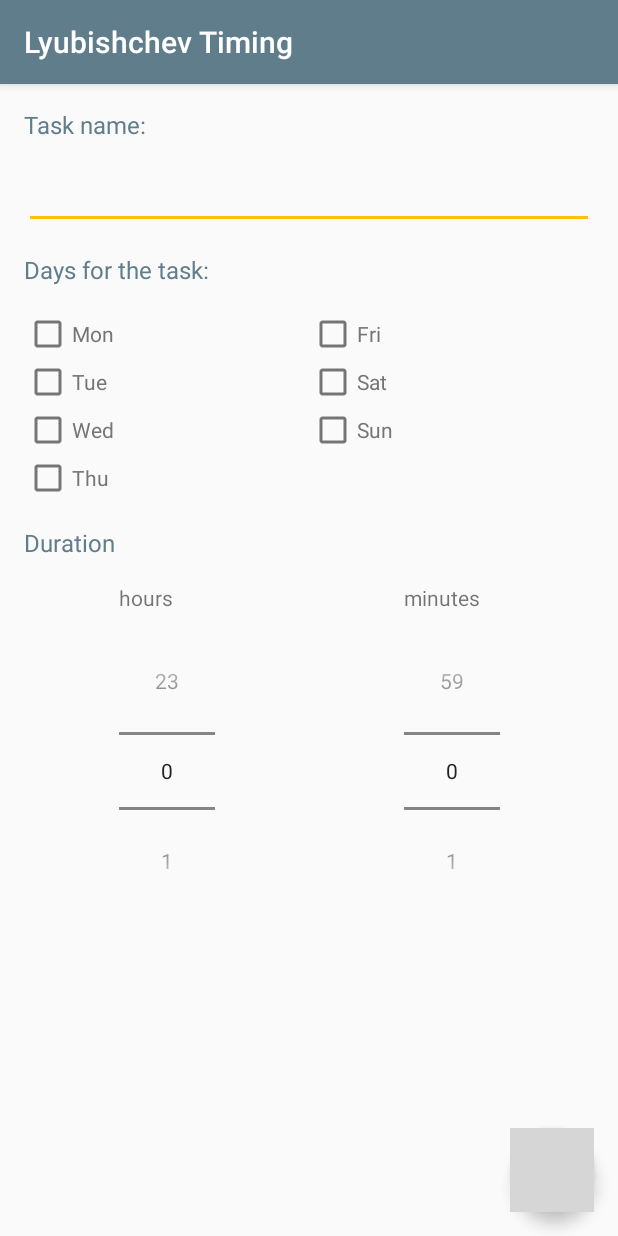
After one commit to nbdinara/lyubishchev_timing, an Android app: the AddEditTaskActivity screen opened directly, with no data from a screen before it, on a phone screen of 412 x 824 dp. The commit adds this screen. Run offline under Robolectric (Android 15) with nearby library versions, the phone set to English and light mode, and no system bars; grey boxes are pictures that could not be loaded.

Commit message:
Added and configured AddEditTaskActivity and corresponding layout

```diff
--- a/app/src/main/AndroidManifest.xml
+++ b/app/src/main/AndroidManifest.xml
@@ -9,7 +9,8 @@
         android:roundIcon="@mipmap/ic_launcher_round"
         android:supportsRtl="true"
         android:theme="@style/AppTheme">
-        <activity android:name=".TaskActivity"></activity>
+        <activity android:name=".AddEditTaskActivity"></activity>
+        <activity android:name=".TaskActivity" />
         <activity android:name=".MainActivity">
             <intent-filter>
                 <action android:name="android.intent.action.MAIN" />
--- /dev/null
+++ b/app/src/main/java/com/example/lyubishchevtiming/AddEditTaskActivity.java
@@ -0,0 +1,62 @@
+package com.example.lyubishchevtiming;
+
+import androidx.appcompat.app.AppCompatActivity;
+
+import android.content.Intent;
+import android.os.Bundle;
+import android.widget.NumberPicker;
+import android.widget.Toast;
+
+public class AddEditTaskActivity extends AppCompatActivity {
+
+    private Task mTask;
+    private NumberPicker hoursNumberPicker;
+    private NumberPicker minutesNumberPicker;
+
+
+    @Override
+    protected void onCreate(Bundle savedInstanceState) {
+        super.onCreate(savedInstanceState);
+        setContentView(R.layout.activity_add_edit_task);
+
+        Intent intentThatStartedThisActivity = getIntent();
+        if (intentThatStartedThisActivity != null && intentThatStartedThisActivity.hasExtra("task")) {
+            mTask = intentThatStartedThisActivity.getExtras().getParcelable("task");
+        }
+
+        hoursNumberPicker  = findViewById(R.id.hours_number_picker);
+        hoursNumberPicker.setMinValue(0);
+        hoursNumberPicker.setMaxValue(23);
+        hoursNumberPicker.setOnValueChangedListener(onHoursChangeListener);
+
+        minutesNumberPicker  = findViewById(R.id.minutes_number_picker);
+        minutesNumberPicker.setMinValue(0);
+        minutesNumberPicker.setMaxValue(59);
+        minutesNumberPicker.setOnValueChangedListener(onMinutesChangeListener);
+    }
+
+
+    public void fillFields(){
+        if (mTask != null){
+
+        }
+    }
+
+    NumberPicker.OnValueChangeListener onHoursChangeListener =
+            new NumberPicker.OnValueChangeListener(){
+                @Override
+                public void onValueChange(NumberPicker numberPicker, int i, int i1) {
+                    Toast.makeText(AddEditTaskActivity.this,
+                            "selected number "+numberPicker.getValue(), Toast.LENGTH_SHORT);
+                }
+            };
+
+    NumberPicker.OnValueChangeListener onMinutesChangeListener =
+            new NumberPicker.OnValueChangeListener(){
+                @Override
+                public void onValueChange(NumberPicker numberPicker, int i, int i1) {
+                    Toast.makeText(AddEditTaskActivity.this,
+                            "selected number "+numberPicker.getValue(), Toast.LENGTH_SHORT);
+                }
+            };
+}
--- a/app/src/main/java/com/example/lyubishchevtiming/TaskActivity.java
+++ b/app/src/main/java/com/example/lyubishchevtiming/TaskActivity.java
@@ -2,16 +2,23 @@ package com.example.lyubishchevtiming;
 
 import androidx.appcompat.app.AppCompatActivity;
 
+import android.content.Context;
 import android.content.Intent;
 import android.os.Bundle;
+import android.view.View;
+import android.widget.AdapterView;
+import android.widget.Button;
 import android.widget.LinearLayout;
 import android.widget.TextView;
+
+import com.google.android.material.floatingactionbutton.FloatingActionButton;
 
 public class TaskActivity extends AppCompatActivity {
 
     private Task mTask;
     private TextView mTaskNameTextView;
     private LinearLayout mHeader;
+    private FloatingActionButton mAddEditTaskButton;
 
     @Override
     protected void onCreate(Bundle savedInstanceState) {
@@ -27,6 +34,18 @@ public class TaskActivity extends AppCompatActivity {
         mTaskNameTextView.setText(mTask.getName());
 
         mHeader = findViewById(R.id.viewA);
+        mAddEditTaskButton = findViewById(R.id.fab_edit_add_task);
+
+        mAddEditTaskButton.setOnClickListener(new View.OnClickListener() {
+            @Override
+            public void onClick(View v) {
+                Class destinationClass = AddEditTaskActivity.class;
+                Intent intent = new Intent(TaskActivity.this, destinationClass);
+                intent.putExtra("task", mTask);
+                startActivity(intent);
+            }
+        });
+
         setImageViewColor();
     }
 
--- /dev/null
+++ b/app/src/main/res/layout/activity_add_edit_task.xml
@@ -0,0 +1,189 @@
+<?xml version="1.0" encoding="utf-8"?>
+<androidx.constraintlayout.widget.ConstraintLayout xmlns:android="http://schemas.android.com/apk/res/android"
+    xmlns:app="http://schemas.android.com/apk/res-auto"
+    xmlns:tools="http://schemas.android.com/tools"
+    android:layout_width="match_parent"
+    android:layout_height="match_parent"
+    tools:context=".AddEditTaskActivity">
+
+    <CheckBox
+        android:id="@+id/sun_checkBox"
+        android:layout_width="wrap_content"
+        android:layout_height="wrap_content"
+        android:text="@string/sun_label"
+        android:textColor="@color/colorTextSecondary"
+        app:layout_constraintStart_toStartOf="@+id/guideline_center"
+        app:layout_constraintTop_toBottomOf="@+id/sat_checkBox" />
+
+    <CheckBox
+        android:id="@+id/fri_checkBox"
+        android:layout_width="wrap_content"
+        android:layout_height="wrap_content"
+        android:text="@string/fri_label"
+        android:textColor="@color/colorTextSecondary"
+        android:layout_marginTop="@dimen/margin_start"
+        app:layout_constraintStart_toStartOf="@+id/guideline_center"
+        app:layout_constraintTop_toBottomOf="@+id/task_days_heading" />
+
+    <CheckBox
+        android:id="@+id/sat_checkBox"
+        android:layout_width="wrap_content"
+        android:layout_height="wrap_content"
+        android:text="@string/sat_label"
+        android:textColor="@color/colorTextSecondary"
+        app:layout_constraintStart_toStartOf="@+id/guideline_center"
+        app:layout_constraintTop_toBottomOf="@+id/fri_checkBox" />
+
+    <CheckBox
+        android:id="@+id/thu_checkBox"
+        android:layout_width="wrap_content"
+        android:layout_height="wrap_content"
+        android:text="@string/thu_label"
+        android:textColor="@color/colorTextSecondary"
+        app:layout_constraintStart_toStartOf="@+id/guideline_start"
+        app:layout_constraintTop_toBottomOf="@+id/wed_checkBox" />
+
+    <CheckBox
+        android:id="@+id/wed_checkBox"
+        android:layout_width="wrap_content"
+        android:layout_height="wrap_content"
+        android:text="@string/wed_label"
+        android:textColor="@color/colorTextSecondary"
+        app:layout_constraintStart_toStartOf="@+id/guideline_start"
+        app:layout_constraintTop_toBottomOf="@+id/tue_checkBox" />
+
+    <CheckBox
+        android:id="@+id/tue_checkBox"
+        android:layout_width="wrap_content"
+        android:layout_height="wrap_content"
+        android:text="@string/tue_label"
+        android:textColor="@color/colorTextSecondary"
+        app:layout_constraintStart_toStartOf="@+id/guideline_start"
+        app:layout_constraintTop_toBottomOf="@+id/mon_checkBox" />
+
+    <TextView
+        android:id="@+id/task_days_heading"
+        android:layout_width="0dp"
+        android:layout_height="wrap_content"
+        android:layout_marginTop="@dimen/margin_start"
+        android:text="@string/task_days_label"
+        android:textSize="@dimen/list_title_size"
+        android:textColor="@color/colorPrimary"
+        app:layout_constraintEnd_toStartOf="@+id/guideline_end"
+        app:layout_constraintStart_toStartOf="@+id/guideline_start"
+        app:layout_constraintTop_toBottomOf="@+id/task_name_edit_text" />
+
+    <TextView
+        android:id="@+id/task_name_heading"
+        android:layout_width="0dp"
+        android:layout_height="wrap_content"
+        android:layout_marginTop="@dimen/margin_start"
+        android:text="@string/task_name_label"
+        android:textColor="@color/colorPrimary"
+        android:textSize="@dimen/list_title_size"
+        app:layout_constraintEnd_toStartOf="@+id/guideline_end"
+        app:layout_constraintStart_toStartOf="@+id/guideline_start"
+        app:layout_constraintTop_toTopOf="parent" />
+
+    <EditText
+        android:id="@+id/task_name_edit_text"
+        android:layout_width="0dp"
+        android:layout_height="wrap_content"
+        android:layout_marginTop="@dimen/margin_start"
+        android:textSize="@dimen/list_title_size"
+        app:layout_constraintEnd_toStartOf="@+id/guideline_end"
+        app:layout_constraintStart_toStartOf="@+id/guideline_start"
+        app:layout_constraintTop_toBottomOf="@id/task_name_heading" />
+
+    <androidx.constraintlayout.widget.Guideline
+        android:id="@+id/guideline_start"
+        android:layout_width="wrap_content"
+        android:layout_height="wrap_content"
+        android:orientation="vertical"
+        app:layout_constraintGuide_begin="@dimen/margin_start" />
+
+    <androidx.constraintlayout.widget.Guideline
+        android:id="@+id/guideline_end"
+        android:layout_width="wrap_content"
+        android:layout_height="wrap_content"
+        android:orientation="vertical"
+        app:layout_constraintGuide_end="@dimen/margin_start" />
+
+    <CheckBox
+        android:id="@+id/mon_checkBox"
+        android:layout_width="wrap_content"
+        android:layout_height="wrap_content"
+        android:layout_marginTop="@dimen/margin_start"
+        android:text="@string/mon_label"
+        android:textColor="@color/colorTextSecondary"
+        app:layout_constraintStart_toStartOf="@+id/guideline_start"
+        app:layout_constraintTop_toBottomOf="@+id/task_days_heading" />
+
+    <androidx.constraintlayout.widget.Guideline
+        android:id="@+id/guideline_center"
+        android:layout_width="wrap_content"
+        android:layout_height="wrap_content"
+        android:orientation="vertical"
+        app:layout_constraintGuide_percent="0.5" />
+
+    <TextView
+        android:id="@+id/duration_heading"
+        android:layout_width="wrap_content"
+        android:layout_height="wrap_content"
+        android:text="@string/duration_label"
+        android:textSize="@dimen/list_title_size"
+        android:textColor="@color/colorPrimary"
+        android:layout_marginTop="@dimen/margin_start"
+        app:layout_constraintStart_toStartOf="@+id/guideline_start"
+        app:layout_constraintTop_toBottomOf="@+id/thu_checkBox" />
+
+    <TextView
+        android:id="@+id/hours_heading"
+        android:layout_width="wrap_content"
+        android:layout_height="wrap_content"
+        android:layout_marginTop="@dimen/margin_start"
+        android:text="@string/hours_label"
+        android:textSize="@dimen/body_text_size"
+        app:layout_constraintStart_toStartOf="@+id/hours_number_picker"
+        app:layout_constraintTop_toBottomOf="@+id/duration_heading" />
+
+    <TextView
+        android:id="@+id/minutes_heading"
+        android:layout_width="wrap_content"
+        android:layout_height="wrap_content"
+        android:layout_marginTop="@dimen/margin_start"
+        android:text="@string/minutes_label"
+        android:textSize="@dimen/body_text_size"
+        app:layout_constraintStart_toStartOf="@+id/minutes_number_picker"
+        app:layout_constraintTop_toBottomOf="@+id/duration_heading" />
+
+    <NumberPicker
+        android:id="@+id/hours_number_picker"
+        android:layout_width="wrap_content"
+        android:layout_height="wrap_content"
+        android:layout_marginTop="@dimen/margin_start"
+        app:layout_constraintEnd_toStartOf="@+id/guideline_center"
+        app:layout_constraintStart_toStartOf="@+id/guideline_start"
+        app:layout_constraintTop_toBottomOf="@+id/hours_heading" />
+
+    <NumberPicker
+        android:id="@+id/minutes_number_picker"
+        android:layout_width="wrap_content"
+        android:layout_height="wrap_content"
+        android:layout_marginTop="@dimen/margin_start"
+        app:layout_constraintEnd_toStartOf="@+id/guideline_end"
+        app:layout_constraintStart_toStartOf="@+id/guideline_center"
+        app:layout_constraintTop_toBottomOf="@+id/minutes_heading" />
+
+    <com.google.android.material.floatingactionbutton.FloatingActionButton
+        android:id="@+id/floatingActionButton"
+        android:layout_width="wrap_content"
+        android:layout_height="wrap_content"
+        android:clickable="true"
+        app:layout_constraintBottom_toBottomOf="parent"
+        android:layout_marginBottom="@dimen/margin_start"
+        app:layout_constraintEnd_toStartOf="@+id/guideline_end"
+        app:srcCompat="@drawable/circle_shape"
+        android:src="@drawable/ic_ic_correct"/>
+
+</androidx.constraintlayout.widget.ConstraintLayout>
--- a/app/src/main/res/layout/activity_task.xml
+++ b/app/src/main/res/layout/activity_task.xml
@@ -139,7 +139,7 @@
     </LinearLayout>
 
     <com.google.android.material.floatingactionbutton.FloatingActionButton
-        android:id="@+id/fab"
+        android:id="@+id/fab_edit_add_task"
         android:layout_width="wrap_content"
         android:layout_height="wrap_content"
         android:layout_margin="16dp"
--- a/app/src/main/res/values/dimens.xml
+++ b/app/src/main/res/values/dimens.xml
@@ -6,4 +6,6 @@
     <dimen name="margin_start">16dp</dimen>
     <dimen name="text_size">16sp</dimen>
     <dimen name="start_button_text_size">32sp</dimen>
+    <dimen name="list_title_size">16sp</dimen>
+    <dimen name="body_text_size">14sp</dimen>
 </resources>
--- a/app/src/main/res/values/strings.xml
+++ b/app/src/main/res/values/strings.xml
@@ -2,8 +2,66 @@
     <string name="app_name">Lyubishchev Timing</string>
     <string name="tab_task">Tasks</string>
     <string name="tab_summary">Summary</string>
+
+    <!--activity_task.xml-->
     <string name="goal">Goal: </string>
     <string name="done">Done: </string>
     <string name="left">Left: </string>
     <string name="start">Start</string>
+
+    <!--activity_add_edit_task.xml-->
+    <string name="task_name_label">Task name: </string>
+    <string name="task_days_label">Days for the task: </string>
+    <string name="duration_label">Duration </string>
+    <string name="hours_label">hours</string>
+    <string name="minutes_label">minutes</string>
+    <string name="mon_label">Mon</string>
+    <string name="tue_label">Tue</string>
+    <string name="wed_label">Wed</string>
+    <string name="thu_label">Thu</string>
+    <string name="fri_label">Fri</string>
+    <string name="sat_label">Sat</string>
+    <string name="sun_label">Sun</string>
+
+
+    <!--spinner hours activity_add_edit_task.xml-->
+    <string-array name="hours_array">
+        <item>0</item>
+        <item>1</item>
+        <item>2</item>
+        <item>3</item>
+        <item>4</item>
+        <item>5</item>
+        <item>6</item>
+        <item>7</item>
+        <item>8</item>
+        <item>9</item>
+        <item>10</item>
+        <item>11</item>
+        <item>12</item>
+    </string-array>
+
+    <!--spinner minutes activity_add_edit_task.xml-->
+    <string-array name="minutes_array">
+        <item>0</item>
+        <item>1</item>
+        <item>2</item>
+        <item>3</item>
+        <item>4</item>
+        <item>5</item>
+        <item>6</item>
+        <item>7</item>
+        <item>8</item>
+        <item>9</item>
+        <item>10</item>
+        <item>15</item>
+        <item>20</item>
+        <item>25</item>
+        <item>30</item>
+        <item>35</item>
+        <item>40</item>
+        <item>45</item>
+        <item>50</item>
+        <item>55</item>
+    </string-array>
 </resources>
```
